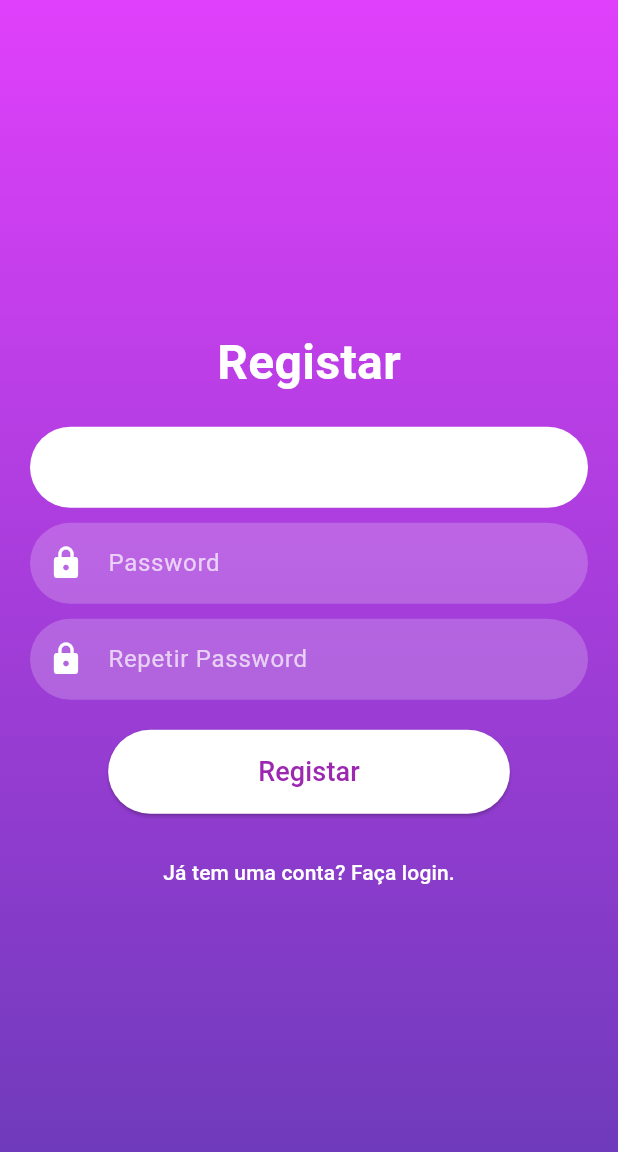
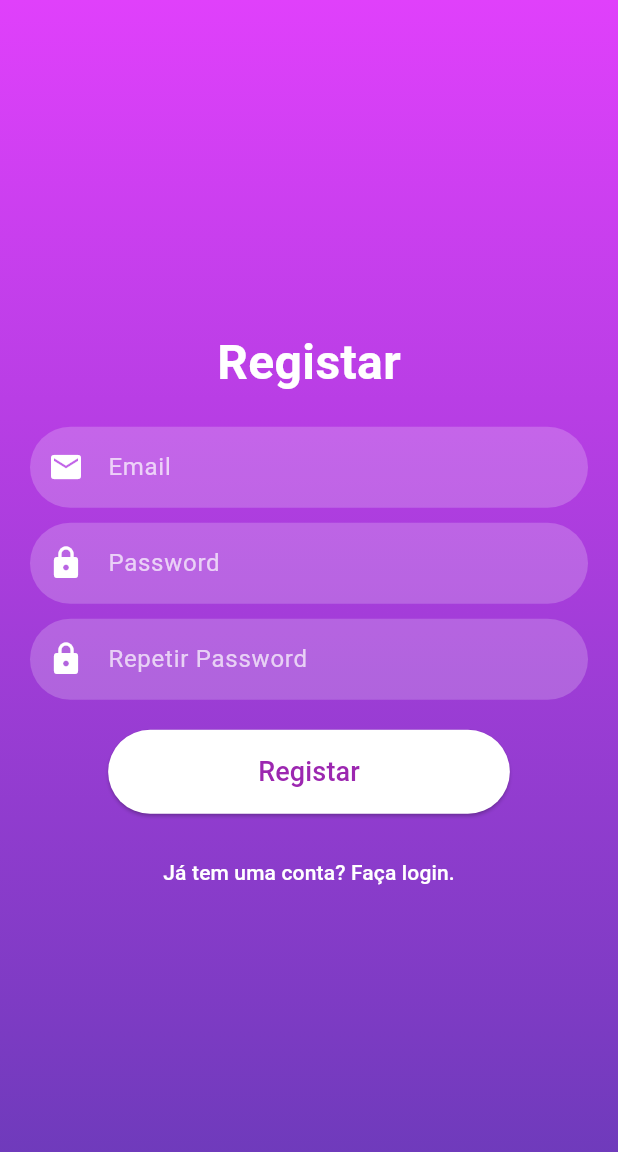
Before and after one commit to xXD4rkSoulXx/TaskSync, a Flutter app: the SignUpPage screen opened directly, on a phone screen of 412 x 824 dp. Shown: the top 1152 px of the screen. Run offline on Flutter 3.47's test engine with Material 3 defaults, Android fonts, the phone set to English and light mode, and no system bars; our stand-ins replace cloud_firestore, firebase_auth, firebase_core; accounts and stored records are empty; generated files the repository leaves out were written again.

Commit message:
Update sign_up.dart

```diff
--- a/lib/pages/sign_up.dart
+++ b/lib/pages/sign_up.dart
@@ -140,7 +140,7 @@ class _SignUpPageState extends State<SignUpPage> {
                 hintStyle: TextStyle(color: Colors.white70),
                 prefixIcon: Icon(Icons.email, color: Colors.white),
                 filled: true,
-                fillColor: Colors.white..withAlpha(51),
+                fillColor: Colors.white.withAlpha(51),
                 border: OutlineInputBorder(borderRadius: BorderRadius.circular(30), borderSide: BorderSide.none),
                 contentPadding: const EdgeInsets.symmetric(vertical: 15, horizontal: 20),
               ),
```
